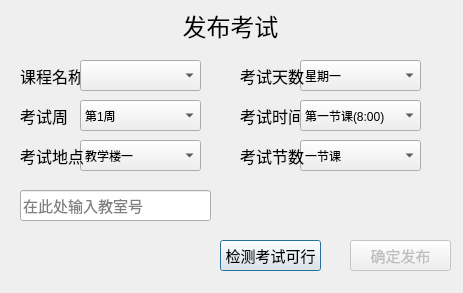
Old version of the form campus_local/addexam.ui in the repository superman0l/campus.
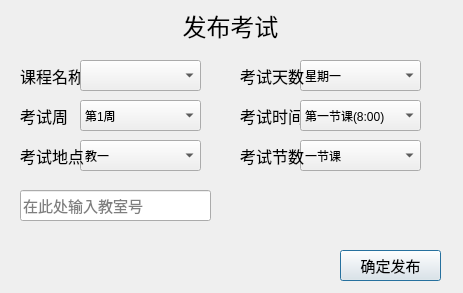
New version of the form.

```diff
--- a/campus_local/addexam.ui
+++ b/campus_local/addexam.ui
@@ -24,7 +24,7 @@
    </property>
    <item>
     <property name="text">
-     <string>教学楼一</string>
+     <string>教一</string>
     </property>
    </item>
    <item>
@@ -247,32 +247,14 @@
     </property>
    </item>
   </widget>
-  <widget class="QPushButton" name="check">
-   <property name="geometry">
-    <rect>
-     <x>220</x>
-     <y>240</y>
-     <width>101</width>
-     <height>31</height>
-    </rect>
-   </property>
-   <property name="font">
-    <font>
-     <pointsize>11</pointsize>
-    </font>
-   </property>
-   <property name="text">
-    <string>检测考试可行</string>
-   </property>
-  </widget>
   <widget class="QPushButton" name="set">
    <property name="enabled">
-    <bool>false</bool>
+    <bool>true</bool>
    </property>
    <property name="geometry">
     <rect>
-     <x>350</x>
-     <y>240</y>
+     <x>340</x>
+     <y>250</y>
      <width>101</width>
      <height>31</height>
     </rect>
```
Left out of the diff: 20 changed lines with no effect on the pictures.
